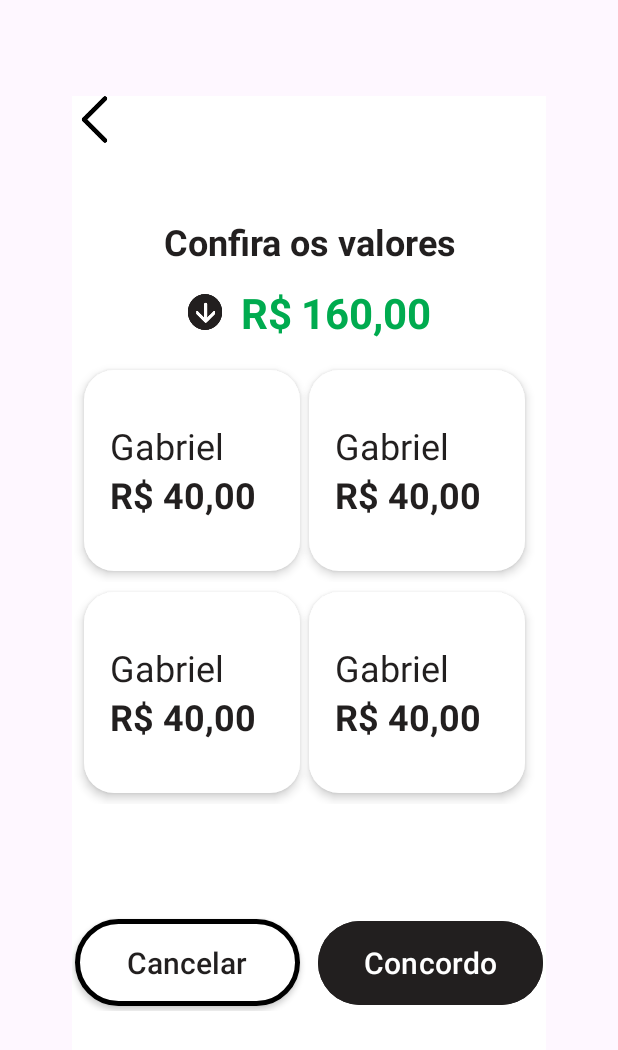
After one commit to hessel-lu/backup-telas-app-conta-comigo, an Android app: the ActivityDivisaoIgual screen opened directly, with no data from a screen before it, on a phone screen of 412 x 824 dp. The commit adds this screen. Shown: the top 1050 px of the screen. Run offline under Robolectric (Android 15) with nearby library versions, the phone set to English and light mode, and no system bars.

Commit message:
implementando tela divisao igual

```diff
--- a/ContaComigoTelasHessel/app/src/main/AndroidManifest.xml
+++ b/ContaComigoTelasHessel/app/src/main/AndroidManifest.xml
@@ -13,6 +13,12 @@
         android:theme="@style/Theme.ContaComigoTelasHessel"
         tools:targetApi="31">
         <activity
+            android:name=".ActivityDivisaoIgual"
+            android:exported="false" />
+        <activity
+            android:name=".ActivityCarousel"
+            android:exported="false" />
+        <activity
             android:name=".Activity_listagem_itens"
             android:exported="false" />
         <activity
--- /dev/null
+++ b/ContaComigoTelasHessel/app/src/main/java/br/contacomigo_telashessel/ActivityDivisaoIgual.kt
@@ -0,0 +1,11 @@
+package br.contacomigo_telashessel
+
+import androidx.appcompat.app.AppCompatActivity
+import android.os.Bundle
+
+class ActivityDivisaoIgual : AppCompatActivity() {
+    override fun onCreate(savedInstanceState: Bundle?) {
+        super.onCreate(savedInstanceState)
+        setContentView(R.layout.activity_divisao_igual)
+    }
+}
--- /dev/null
+++ b/ContaComigoTelasHessel/app/src/main/res/drawable/radius_btn_cancelar_tela_divisao_igual.xml
@@ -0,0 +1,15 @@
+<?xml version="1.0" encoding="utf-8"?>
+<shape xmlns:android="http://schemas.android.com/apk/res/android">
+    <solid
+        android:color="#FFFFFF">
+    </solid>
+
+    <stroke
+        android:color="#000000"
+        android:width="3dp">
+    </stroke>
+
+    <corners
+        android:radius="38dp">
+    </corners>
+</shape>
--- /dev/null
+++ b/ContaComigoTelasHessel/app/src/main/res/drawable/radius_item_tela_divisao_igual.xml
@@ -0,0 +1,10 @@
+<?xml version="1.0" encoding="utf-8"?>
+<shape xmlns:android="http://schemas.android.com/apk/res/android">
+    <solid
+        android:color="#FFFFFF">
+    </solid>
+
+    <corners
+        android:radius="20dp">
+    </corners>
+</shape>
--- /dev/null
+++ b/ContaComigoTelasHessel/app/src/main/res/layout/activity_divisao_igual.xml
@@ -0,0 +1,390 @@
+<?xml version="1.0" encoding="utf-8"?>
+<androidx.constraintlayout.widget.ConstraintLayout
+    xmlns:android="http://schemas.android.com/apk/res/android"
+    xmlns:app="http://schemas.android.com/apk/res-auto"
+    xmlns:tools="http://schemas.android.com/tools"
+    android:layout_width="match_parent"
+    android:layout_height="match_parent"
+    tools:context=".ActivityDivisaoIgual">
+
+    <RelativeLayout
+        android:layout_width="match_parent"
+        android:layout_height="match_parent"
+        android:layout_marginLeft="48dp"
+        android:layout_marginTop="64dp"
+        android:layout_marginRight="48dp"
+        android:background="#FFFFFF">
+
+        <LinearLayout
+            android:layout_width="match_parent"
+            android:layout_height="match_parent"
+            android:orientation="vertical">
+
+            <ImageView
+                android:id="@+id/back"
+                android:layout_width="30dp"
+                android:layout_height="31dp"
+                android:src="@mipmap/back" />
+
+            <TextView
+                android:layout_width="match_parent"
+                android:layout_height="55dp"
+                android:layout_marginTop="38dp"
+                android:gravity="center_horizontal|center_vertical"
+                android:text="@string/txt_titulo"
+                android:textColor="#221f1f"
+                android:textSize="24sp"
+                android:textStyle="bold" />
+
+            <LinearLayout
+                android:layout_width="match_parent"
+                android:layout_height="39dp"
+                android:layout_marginBottom="12dp"
+                android:gravity="center_horizontal|center_vertical"
+                android:orientation="horizontal">
+
+                <ImageView
+                    android:layout_width="24dp"
+                    android:layout_height="24dp"
+                    android:src="@mipmap/imagem_seta_para_baixo" />
+
+                <TextView
+                    android:layout_width="wrap_content"
+                    android:layout_height="wrap_content"
+                    android:layout_marginLeft="12dp"
+                    android:text="@string/txt_tipo_moeda"
+                    android:textColor="#00AB4F"
+                    android:textSize="28sp"
+                    android:textStyle="bold" />
+
+                <TextView
+                    android:layout_width="wrap_content"
+                    android:layout_height="wrap_content"
+                    android:text="@string/double_valor_total_conta"
+                    android:textColor="#00AB4F"
+                    android:textSize="28sp"
+                    android:textStyle="bold"
+                    android:layout_marginLeft="6dp" />
+            </LinearLayout>
+
+            <ScrollView
+                android:layout_width="match_parent"
+                android:layout_height="324dp">
+
+                <LinearLayout
+                    android:layout_width="match_parent"
+                    android:layout_height="wrap_content"
+                    android:orientation="vertical">
+
+                    <LinearLayout
+                        android:layout_width="match_parent"
+                        android:layout_height="148dp"
+                        android:gravity="center_horizontal|center_vertical"
+                        android:orientation="horizontal">
+
+                        <LinearLayout
+                            android:layout_width="144dp"
+                            android:layout_height="134dp"
+                            android:layout_marginRight="6dp"
+                            android:background="@drawable/radius_item_tela_divisao_igual"
+                            android:elevation="4dp"
+                            android:gravity="center_vertical"
+                            android:orientation="vertical">
+
+                            <TextView
+                                android:layout_width="wrap_content"
+                                android:layout_height="wrap_content"
+                                android:layout_marginLeft="17dp"
+                                android:text="@string/txt_item_nome_cliente"
+                                android:textColor="#221F1F"
+                                android:textSize="24sp" />
+
+                            <LinearLayout
+                                android:layout_width="wrap_content"
+                                android:layout_height="wrap_content"
+                                android:layout_marginLeft="17dp">
+
+                                <TextView
+                                    android:layout_width="wrap_content"
+                                    android:layout_height="wrap_content"
+                                    android:text="@string/txt_item_tipo_moeda"
+                                    android:textColor="#221F1F"
+                                    android:textSize="24sp"
+                                    android:textStyle="bold" />
+
+                                <TextView
+                                    android:layout_width="wrap_content"
+                                    android:layout_height="wrap_content"
+                                    android:text="@string/double_item_valor_total_conta"
+                                    android:textColor="#221F1F"
+                                    android:textSize="24sp"
+                                    android:textStyle="bold"
+                                    android:layout_marginLeft="6dp" />
+                            </LinearLayout>
+
+                        </LinearLayout>
+
+                        <LinearLayout
+                            android:layout_width="144dp"
+                            android:layout_height="134dp"
+                            android:layout_marginRight="6dp"
+                            android:background="@drawable/radius_item_tela_divisao_igual"
+                            android:elevation="4dp"
+                            android:gravity="center_vertical"
+                            android:orientation="vertical">
+
+                            <TextView
+                                android:layout_width="wrap_content"
+                                android:layout_height="wrap_content"
+                                android:layout_marginLeft="17dp"
+                                android:text="@string/txt_item_nome_cliente"
+                                android:textColor="#221F1F"
+                                android:textSize="24sp" />
+
+                            <LinearLayout
+                                android:layout_width="wrap_content"
+                                android:layout_height="wrap_content"
+                                android:layout_marginLeft="17dp">
+
+                                <TextView
+                                    android:layout_width="wrap_content"
+                                    android:layout_height="wrap_content"
+                                    android:text="@string/txt_item_tipo_moeda"
+                                    android:textColor="#221F1F"
+                                    android:textSize="24sp"
+                                    android:textStyle="bold" />
+
+                                <TextView
+                                    android:layout_width="wrap_content"
+                                    android:layout_height="wrap_content"
+                                    android:text="@string/double_item_valor_total_conta"
+                                    android:textColor="#221F1F"
+                                    android:textSize="24sp"
+                                    android:textStyle="bold"
+                                    android:layout_marginLeft="6dp" />
+                            </LinearLayout>
+
+                        </LinearLayout>
+
+                    </LinearLayout>
+
+                    <LinearLayout
+                        android:layout_width="match_parent"
+                        android:layout_height="148dp"
+                        android:gravity="center_horizontal|center_vertical"
+                        android:orientation="horizontal">
+
+                        <LinearLayout
+                            android:layout_width="144dp"
+                            android:layout_height="134dp"
+                            android:layout_marginRight="6dp"
+                            android:background="@drawable/radius_item_tela_divisao_igual"
+                            android:elevation="4dp"
+                            android:gravity="center_vertical"
+                            android:orientation="vertical">
+
+                            <TextView
+                                android:layout_width="wrap_content"
+                                android:layout_height="wrap_content"
+                                android:layout_marginLeft="17dp"
+                                android:text="@string/txt_item_nome_cliente"
+                                android:textColor="#221F1F"
+                                android:textSize="24sp" />
+
+                            <LinearLayout
+                                android:layout_width="wrap_content"
+                                android:layout_height="wrap_content"
+                                android:layout_marginLeft="17dp">
+
+                                <TextView
+                                    android:layout_width="wrap_content"
+                                    android:layout_height="wrap_content"
+                                    android:text="@string/txt_item_tipo_moeda"
+                                    android:textColor="#221F1F"
+                                    android:textSize="24sp"
+                                    android:textStyle="bold" />
+
+                                <TextView
+                                    android:layout_width="wrap_content"
+                                    android:layout_height="wrap_content"
+                                    android:text="@string/double_item_valor_total_conta"
+                                    android:textColor="#221F1F"
+                                    android:textSize="24sp"
+                                    android:textStyle="bold"
+                                    android:layout_marginLeft="6dp" />
+                            </LinearLayout>
+
+                        </LinearLayout>
+
+                        <LinearLayout
+                            android:layout_width="144dp"
+                            android:layout_height="134dp"
+                            android:layout_marginRight="6dp"
+                            android:background="@drawable/radius_item_tela_divisao_igual"
+                            android:elevation="4dp"
+                            android:gravity="center_vertical"
+                            android:orientation="vertical">
+
+                            <TextView
+                                android:layout_width="wrap_content"
+                                android:layout_height="wrap_content"
+                                android:layout_marginLeft="17dp"
+                                android:text="@string/txt_item_nome_cliente"
+                                android:textColor="#221F1F"
+                                android:textSize="24sp" />
+
+                            <LinearLayout
+                                android:layout_width="wrap_content"
+                                android:layout_height="wrap_content"
+                                android:layout_marginLeft="17dp">
+
+                                <TextView
+                                    android:layout_width="wrap_content"
+                                    android:layout_height="wrap_content"
+                                    android:text="@string/txt_item_tipo_moeda"
+                                    android:textColor="#221F1F"
+                                    android:textSize="24sp"
+                                    android:textStyle="bold" />
+
+                                <TextView
+                                    android:layout_width="wrap_content"
+                                    android:layout_height="wrap_content"
+                                    android:text="@string/double_item_valor_total_conta"
+                                    android:textColor="#221F1F"
+                                    android:textSize="24sp"
+                                    android:textStyle="bold"
+                                    android:layout_marginLeft="6dp" />
+                            </LinearLayout>
+
+                        </LinearLayout>
+
+                    </LinearLayout>
+
+                    <!--<LinearLayout
+                        android:layout_width="match_parent"
+                        android:layout_height="148dp"
+                        android:gravity="center_horizontal|center_vertical"
+                        android:orientation="horizontal">
+
+                        <LinearLayout
+                            android:layout_width="144dp"
+                            android:layout_height="134dp"
+                            android:layout_marginRight="6dp"
+                            android:background="@drawable/radius_item_tela_divisao_igual"
+                            android:elevation="4dp"
+                            android:gravity="center_vertical"
+                            android:orientation="vertical">
+
+                            <TextView
+                                android:layout_width="wrap_content"
+                                android:layout_height="wrap_content"
+                                android:layout_marginLeft="17dp"
+                                android:text="@string/txt_item_nome_cliente"
+                                android:textColor="#221F1F"
+                                android:textSize="24sp" />
+
+                            <LinearLayout
+                                android:layout_width="wrap_content"
+                                android:layout_height="wrap_content"
+                                android:layout_marginLeft="17dp">
+
+                                <TextView
+                                    android:layout_width="wrap_content"
+                                    android:layout_height="wrap_content"
+                                    android:text="@string/txt_item_tipo_moeda"
+                                    android:textColor="#221F1F"
+                                    android:textSize="24sp"
+                                    android:textStyle="bold" />
+
+                                <TextView
+                                    android:layout_width="wrap_content"
+                                    android:layout_height="wrap_content"
+                                    android:text="@string/double_item_valor_total_conta"
+                                    android:textColor="#221F1F"
+                                    android:textSize="24sp"
+                                    android:textStyle="bold"
+                                    android:layout_marginLeft="6dp" />
+                            </LinearLayout>
+
+                        </LinearLayout>
+
+                        <LinearLayout
+                            android:layout_width="144dp"
+                            android:layout_height="134dp"
+                            android:layout_marginRight="6dp"
+                            android:background="@drawable/radius_item_tela_divisao_igual"
+                            android:elevation="4dp"
+                            android:gravity="center_vertical"
+                            android:orientation="vertical">
+
+                            <TextView
+                                android:layout_width="wrap_content"
+                                android:layout_height="wrap_content"
+                                android:layout_marginLeft="17dp"
+                                android:text="@string/txt_item_nome_cliente"
+                                android:textColor="#221F1F"
+                                android:textSize="24sp" />
+
+                            <LinearLayout
+                                android:layout_width="wrap_content"
+                                android:layout_height="wrap_content"
+                                android:layout_marginLeft="17dp">
+
+                                <TextView
+                                    android:layout_width="wrap_content"
+                                    android:layout_height="wrap_content"
+                                    android:text="@string/txt_item_tipo_moeda"
+                                    android:textColor="#221F1F"
+                                    android:textSize="24sp"
+                                    android:textStyle="bold" />
+
+                                <TextView
+                                    android:layout_width="wrap_content"
+                                    android:layout_height="wrap_content"
+                                    android:text="@string/double_item_valor_total_conta"
+                                    android:textColor="#221F1F"
+                                    android:textSize="24sp"
+                                    android:textStyle="bold"
+                                    android:layout_marginLeft="6dp" />
+                            </LinearLayout>
+
+                        </LinearLayout>
+
+                    </LinearLayout>-->
+
+                </LinearLayout>
+
+            </ScrollView>
+
+            <LinearLayout
+                android:layout_width="match_parent"
+                android:layout_height="64dp"
+                android:layout_marginTop="46dp"
+                android:gravity="center_horizontal">
+
+                <androidx.appcompat.widget.AppCompatButton
+                    android:layout_width="150dp"
+                    android:layout_height="58dp"
+                    android:layout_marginRight="6dp"
+                    android:background="@drawable/radius_btn_cancelar_tela_divisao_igual"
+                    android:text="@string/btn_cancelar"
+                    android:textAllCaps="false"
+                    android:textColor="#221F1F"
+                    android:textSize="20sp" />
+
+                <Button
+                    android:layout_width="150dp"
+                    android:layout_height="match_parent"
+                    android:layout_marginLeft="6dp"
+                    android:backgroundTint="#221F1F"
+                    android:text="@string/btn_concordo"
+                    android:textColor="#FFFFFF"
+                    android:textSize="20sp" />
+
+            </LinearLayout>
+
+        </LinearLayout>
+
+    </RelativeLayout>
+
+</androidx.constraintlayout.widget.ConstraintLayout>
--- a/ContaComigoTelasHessel/app/src/main/res/values/strings.xml
+++ b/ContaComigoTelasHessel/app/src/main/res/values/strings.xml
@@ -1,3 +1,17 @@
 <resources>
     <string name="app_name">Conta Comigo - Telas Hessel</string>
+
+    <!--**************************  TELA DIVISÃO IGUAIS  *********************************-->
+    <string name="txt_titulo">Confira os valores</string>
+    <string name="txt_tipo_moeda">R$</string>
+    <string name="double_valor_total_conta">160,00</string>
+
+    <string name="txt_item_nome_cliente">Gabriel</string>
+    <string name="txt_item_tipo_moeda">R$</string>
+    <string name="double_item_valor_total_conta">40,00</string>
+
+    <string name="btn_cancelar">Cancelar</string>
+    <string name="btn_concordo">Concordo</string>
+    <!--**********************************************************************************-->
+
 </resources>
```
Also changed, not shown: ContaComigoTelasHessel/app/src/main/res/mipmap-hdpi/back.png (added), ContaComigoTelasHessel/app/src/main/res/mipmap-hdpi/imagem_seta_para_baixo.png (added).
